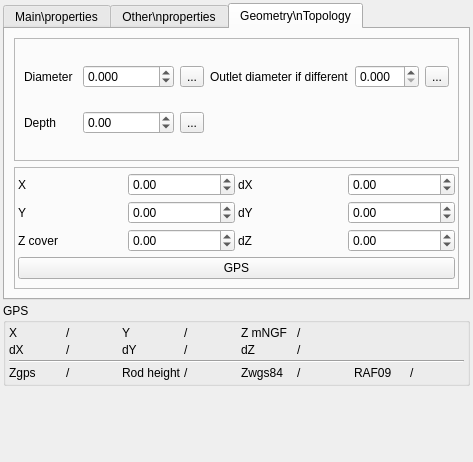
Before: the Qt Designer form Lamia/iface/qgiswidget/tools/toolprepro/base3_waterdistribution/lamiabase_wds_node_tool_ui.ui in Artelia/Lamia, drawn with Qt 5.
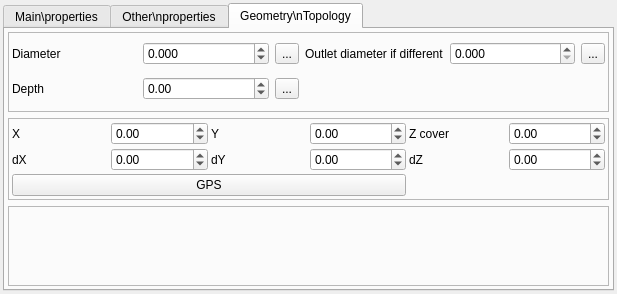
After: the same form once the commit is applied. The open tabs and pages were chosen to show the change.

```diff
--- a/Lamia/iface/qgiswidget/tools/toolprepro/base3_waterdistribution/lamiabase_wds_node_tool_ui.ui
+++ b/Lamia/iface/qgiswidget/tools/toolprepro/base3_waterdistribution/lamiabase_wds_node_tool_ui.ui
@@ -6,14 +6,14 @@
    <rect>
     <x>0</x>
     <y>0</y>
-    <width>473</width>
-    <height>462</height>
+    <width>617</width>
+    <height>294</height>
    </rect>
   </property>
   <property name="windowTitle">
    <string>Form</string>
   </property>
-  <layout class="QVBoxLayout" name="verticalLayout_2" stretch="0,0,0">
+  <layout class="QVBoxLayout" name="verticalLayout_2" stretch="0,0">
    <property name="spacing">
     <number>3</number>
    </property>
@@ -153,6 +153,19 @@
          </layout>
         </widget>
        </item>
+       <item>
+        <spacer name="verticalSpacer_6">
+         <property name="orientation">
+          <enum>Qt::Vertical</enum>
+         </property>
+         <property name="sizeHint" stdset="0">
+          <size>
+           <width>20</width>
+           <height>40</height>
+          </size>
+         </property>
+        </spacer>
+       </item>
       </layout>
      </widget>
      <widget class="QWidget" name="tab_9">
@@ -208,7 +221,7 @@
        <item>
         <widget class="QStackedWidget" name="stackedWidget">
          <property name="currentIndex">
-          <number>0</number>
+          <number>1</number>
          </property>
          <widget class="QWidget" name="VEN">
           <layout class="QGridLayout" name="gridLayout">
@@ -607,7 +620,7 @@
            <item row="0" column="0" colspan="2">
             <widget class="QTabWidget" name="tabWidget">
              <property name="currentIndex">
-              <number>0</number>
+              <number>1</number>
              </property>
              <widget class="QWidget" name="tab">
               <attribute name="title">
@@ -1038,6 +1051,18 @@
        <string>Geometry\nTopology</string>
       </attribute>
       <layout class="QVBoxLayout" name="verticalLayout_7">
+       <property name="leftMargin">
+        <number>3</number>
+       </property>
+       <property name="topMargin">
+        <number>3</number>
+       </property>
+       <property name="rightMargin">
+        <number>3</number>
+       </property>
+       <property name="bottomMargin">
+        <number>3</number>
+       </property>
        <item>
         <widget class="QFrame" name="frame">
          <property name="frameShape">
@@ -1047,6 +1072,18 @@
           <enum>QFrame::Raised</enum>
          </property>
          <layout class="QGridLayout" name="gridLayout_2">
+          <property name="leftMargin">
+           <number>3</number>
+          </property>
+          <property name="topMargin">
+           <number>3</number>
+          </property>
+          <property name="rightMargin">
+           <number>3</number>
+          </property>
+          <property name="bottomMargin">
+           <number>3</number>
+          </property>
           <item row="2" column="2">
            <widget class="QToolButton" name="toolButton_diam">
             <property name="text">
@@ -1152,60 +1189,6 @@
           <property name="spacing">
            <number>3</number>
           </property>
-          <item row="2" column="1">
-           <widget class="QDoubleSpinBox" name="doubleSpinBox_Z">
-            <property name="minimum">
-             <double>-99.000000000000000</double>
-            </property>
-            <property name="maximum">
-             <double>99999999.000000000000000</double>
-            </property>
-           </widget>
-          </item>
-          <item row="1" column="1">
-           <widget class="QDoubleSpinBox" name="doubleSpinBox_Y">
-            <property name="minimum">
-             <double>-99.000000000000000</double>
-            </property>
-            <property name="maximum">
-             <double>99999999.000000000000000</double>
-            </property>
-           </widget>
-          </item>
-          <item row="2" column="3">
-           <widget class="QDoubleSpinBox" name="doubleSpinBox_dZ">
-            <property name="minimum">
-             <double>-1.000000000000000</double>
-            </property>
-            <property name="maximum">
-             <double>999.000000000000000</double>
-            </property>
-           </widget>
-          </item>
-          <item row="1" column="0">
-           <widget class="QLabel" name="label_55">
-            <property name="text">
-             <string>Y</string>
-            </property>
-           </widget>
-          </item>
-          <item row="2" column="0">
-           <widget class="QLabel" name="label_56">
-            <property name="text">
-             <string>Z cover</string>
-            </property>
-           </widget>
-          </item>
-          <item row="1" column="3">
-           <widget class="QDoubleSpinBox" name="doubleSpinBox_dY">
-            <property name="minimum">
-             <double>-1.000000000000000</double>
-            </property>
-            <property name="maximum">
-             <double>999.000000000000000</double>
-            </property>
-           </widget>
-          </item>
           <item row="0" column="0">
            <widget class="QLabel" name="label_57">
             <property name="text">
@@ -1213,7 +1196,51 @@
             </property>
            </widget>
           </item>
+          <item row="0" column="1">
+           <widget class="QDoubleSpinBox" name="doubleSpinBox_X">
+            <property name="minimum">
+             <double>-99.000000000000000</double>
+            </property>
+            <property name="maximum">
+             <double>99999999.000000000000000</double>
+            </property>
+           </widget>
+          </item>
+          <item row="4" column="0" colspan="4">
+           <widget class="QPushButton" name="pushButton_getGPS">
+            <property name="text">
+             <string>GPS</string>
+            </property>
+           </widget>
+          </item>
+          <item row="1" column="0">
+           <widget class="QLabel" name="label_59">
+            <property name="text">
+             <string>dX</string>
+            </property>
+           </widget>
+          </item>
           <item row="0" column="3">
+           <widget class="QDoubleSpinBox" name="doubleSpinBox_Y">
+            <property name="minimum">
+             <double>-99.000000000000000</double>
+            </property>
+            <property name="maximum">
+             <double>99999999.000000000000000</double>
+            </property>
+           </widget>
+          </item>
+          <item row="1" column="3">
+           <widget class="QDoubleSpinBox" name="doubleSpinBox_dY">
+            <property name="minimum">
+             <double>-1.000000000000000</double>
+            </property>
+            <property name="maximum">
+             <double>999.000000000000000</double>
+            </property>
+           </widget>
+          </item>
+          <item row="1" column="1">
            <widget class="QDoubleSpinBox" name="doubleSpinBox_dX">
             <property name="minimum">
              <double>-1.000000000000000</double>
@@ -1223,16 +1250,6 @@
             </property>
            </widget>
           </item>
-          <item row="0" column="1">
-           <widget class="QDoubleSpinBox" name="doubleSpinBox_X">
-            <property name="minimum">
-             <double>-99.000000000000000</double>
-            </property>
-            <property name="maximum">
-             <double>99999999.000000000000000</double>
-            </property>
-           </widget>
-          </item>
           <item row="1" column="2">
            <widget class="QLabel" name="label_58">
             <property name="text">
@@ -1240,205 +1257,78 @@
             </property>
            </widget>
           </item>
+          <item row="0" column="4">
+           <widget class="QLabel" name="label_56">
+            <property name="text">
+             <string>Z cover</string>
+            </property>
+           </widget>
+          </item>
           <item row="0" column="2">
-           <widget class="QLabel" name="label_59">
+           <widget class="QLabel" name="label_55">
             <property name="text">
-             <string>dX</string>
+             <string>Y</string>
             </property>
            </widget>
           </item>
-          <item row="2" column="2">
+          <item row="0" column="5">
+           <widget class="QDoubleSpinBox" name="doubleSpinBox_Z">
+            <property name="minimum">
+             <double>-99.000000000000000</double>
+            </property>
+            <property name="maximum">
+             <double>99999999.000000000000000</double>
+            </property>
+           </widget>
+          </item>
+          <item row="1" column="4">
            <widget class="QLabel" name="label_60">
             <property name="text">
              <string>dZ</string>
             </property>
            </widget>
           </item>
-          <item row="3" column="0" colspan="4">
-           <widget class="QPushButton" name="pushButton_getGPS">
-            <property name="text">
-             <string>GPS</string>
+          <item row="1" column="5">
+           <widget class="QDoubleSpinBox" name="doubleSpinBox_dZ">
+            <property name="minimum">
+             <double>-1.000000000000000</double>
+            </property>
+            <property name="maximum">
+             <double>999.000000000000000</double>
             </property>
            </widget>
           </item>
          </layout>
         </widget>
        </item>
+       <item>
+        <widget class="QFrame" name="frame_gps">
+         <property name="frameShape">
+          <enum>QFrame::StyledPanel</enum>
+         </property>
+         <property name="frameShadow">
+          <enum>QFrame::Raised</enum>
+         </property>
+         <layout class="QVBoxLayout" name="verticalLayout">
+          <property name="leftMargin">
+           <number>1</number>
+          </property>
+          <property name="topMargin">
+           <number>1</number>
+          </property>
+          <property name="rightMargin">
+           <number>1</number>
+          </property>
+          <property name="bottomMargin">
+           <number>1</number>
+          </property>
+         </layout>
+        </widget>
+       </item>
       </layout>
      </widget>
     </widget>
    </item>
-   <item>
-    <widget class="QGroupBox" name="groupBox_2">
-     <property name="title">
-      <string>GPS</string>
-     </property>
-     <layout class="QGridLayout" name="gridLayout_17">
-      <property name="leftMargin">
-       <number>3</number>
-      </property>
-      <property name="topMargin">
-       <number>3</number>
-      </property>
-      <property name="rightMargin">
-       <number>3</number>
-      </property>
-      <property name="bottomMargin">
-       <number>3</number>
-      </property>
-      <property name="spacing">
-       <number>3</number>
-      </property>
-      <item row="0" column="3">
-       <widget class="QLabel" name="label_Y">
-        <property name="text">
-         <string>/</string>
-        </property>
-       </widget>
-      </item>
-      <item row="0" column="2">
-       <widget class="QLabel" name="label_64">
-        <property name="text">
-         <string>Y</string>
-        </property>
-       </widget>
-      </item>
-      <item row="1" column="5">
-       <widget class="QLabel" name="label_dZ">
-        <property name="text">
-         <string>/</string>
-        </property>
-       </widget>
-      </item>
-      <item row="0" column="5">
-       <widget class="QLabel" name="label_Z">
-        <property name="text">
-         <string>/</string>
-        </property>
-       </widget>
-      </item>
-      <item row="1" column="1">
-       <widget class="QLabel" name="label_dX">
-        <property name="text">
-         <string>/</string>
-        </property>
-       </widget>
-      </item>
-      <item row="3" column="6">
-       <widget class="QLabel" name="label_61">
-        <property name="text">
-         <string>RAF09</string>
-        </property>
-       </widget>
-      </item>
-      <item row="1" column="4">
-       <widget class="QLabel" name="label_68">
-        <property name="text">
-         <string>dZ</string>
-        </property>
-       </widget>
-      </item>
-      <item row="1" column="0">
-       <widget class="QLabel" name="label_65">
-        <property name="text">
-         <string>dX</string>
-        </property>
-       </widget>
-      </item>
-      <item row="1" column="2">
-       <widget class="QLabel" name="label_67">
-        <property name="text">
-         <string>dY</string>
-        </property>
-       </widget>
-      </item>
-      <item row="1" column="3">
-       <widget class="QLabel" name="label_dY">
-        <property name="text">
-         <string>/</string>
-        </property>
-       </widget>
-      </item>
-      <item row="3" column="0">
-       <widget class="QLabel" name="label_62">
-        <property name="text">
-         <string>Zgps</string>
-        </property>
-       </widget>
-      </item>
-      <item row="0" column="4">
-       <widget class="QLabel" name="label_66">
-        <property name="text">
-         <string>Z mNGF</string>
-        </property>
-       </widget>
-      </item>
-      <item row="3" column="1">
-       <widget class="QLabel" name="label_zgps">
-        <property name="text">
-         <string>/</string>
-        </property>
-       </widget>
-      </item>
-      <item row="3" column="3">
-       <widget class="QLabel" name="label_hautperche">
-        <property name="text">
-         <string>/</string>
-        </property>
-       </widget>
-      </item>
-      <item row="3" column="2">
-       <widget class="QLabel" name="label_70">
-        <property name="text">
-         <string>Rod height</string>
-        </property>
-       </widget>
-      </item>
-      <item row="3" column="5">
-       <widget class="QLabel" name="label_zwgs84">
-        <property name="text">
-         <string>/</string>
-        </property>
-       </widget>
-      </item>
-      <item row="3" column="4">
-       <widget class="QLabel" name="label_63">
-        <property name="text">
-         <string>Zwgs84</string>
-        </property>
-       </widget>
-      </item>
-      <item row="0" column="1">
-       <widget class="QLabel" name="label_X">
-        <property name="text">
-         <string>/</string>
-        </property>
-       </widget>
-      </item>
-      <item row="0" column="0">
-       <widget class="QLabel" name="label_69">
-        <property name="text">
-         <string>X</string>
-        </property>
-       </widget>
-      </item>
-      <item row="3" column="7">
-       <widget class="QLabel" name="label_raf09">
-        <property name="text">
-         <string>/</string>
-        </property>
-       </widget>
-      </item>
-      <item row="2" column="0" colspan="8">
-       <widget class="Line" name="line">
-        <property name="orientation">
-         <enum>Qt::Horizontal</enum>
-        </property>
-       </widget>
-      </item>
-     </layout>
-    </widget>
-   </item>
    <item>
     <spacer name="verticalSpacer">
      <property name="orientation">
```
